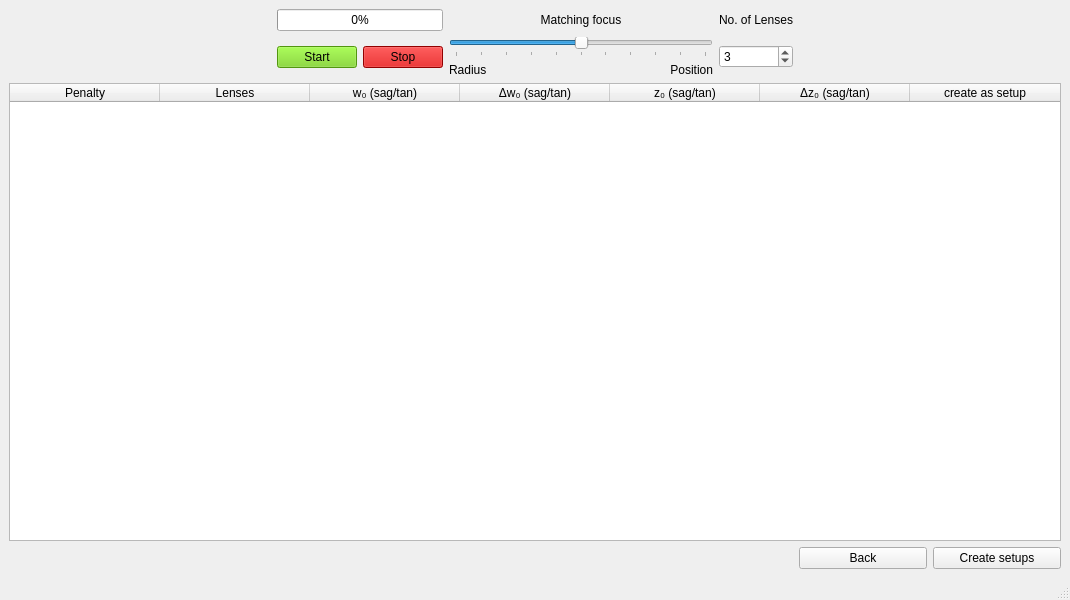
Before: the Qt Designer form assets/modematcher_calculation_window.ui in laserdnice/GRay-CAD-2, drawn with Qt 5.
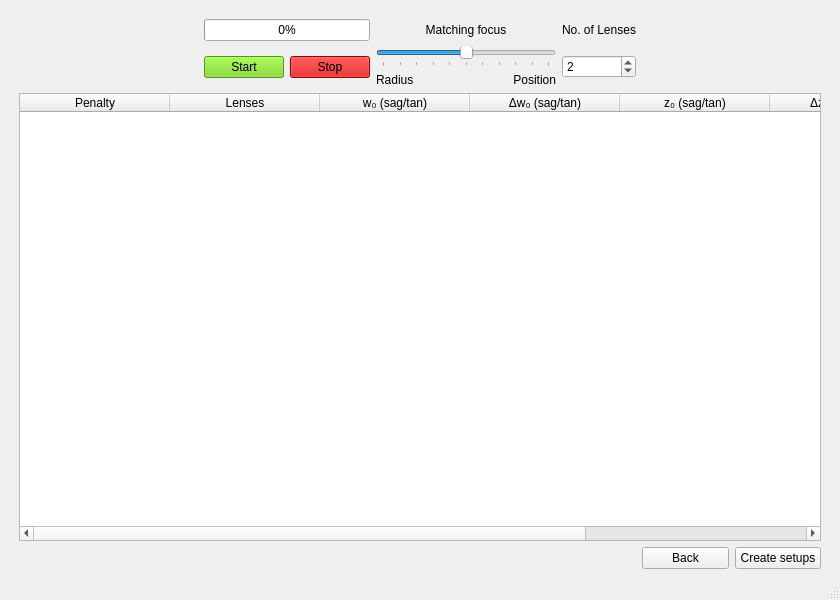
After: the same form once the commit is applied.

Commit message: changed spacing in results of modematcher

What changed in the file:
```diff
--- a/assets/modematcher_calculation_window.ui
+++ b/assets/modematcher_calculation_window.ui
@@ -6,7 +6,7 @@
    <rect>
     <x>0</x>
     <y>0</y>
-    <width>1070</width>
+    <width>840</width>
     <height>600</height>
    </rect>
   </property>
@@ -15,162 +15,7 @@
   </property>
   <widget class="QWidget" name="centralwidget">
    <layout class="QGridLayout" name="gridLayout_2">
-    <item row="1" column="1">
-     <widget class="QPushButton" name="button_optimize">
-      <property name="styleSheet">
-       <string notr="true">background-color: rgb(115, 210, 22);</string>
-      </property>
-      <property name="text">
-       <string>Start</string>
-      </property>
-      <property name="checkable">
-       <bool>false</bool>
-      </property>
-     </widget>
-    </item>
-    <item row="1" column="5">
-     <spacer name="horizontalSpacer_2">
-      <property name="orientation">
-       <enum>Qt::Horizontal</enum>
-      </property>
-      <property name="sizeHint" stdset="0">
-       <size>
-        <width>40</width>
-        <height>20</height>
-       </size>
-      </property>
-     </spacer>
-    </item>
-    <item row="1" column="3">
-     <layout class="QVBoxLayout" name="verticalLayout">
-      <item>
-       <widget class="QSlider" name="weight_slider">
-        <property name="acceptDrops">
-         <bool>false</bool>
-        </property>
-        <property name="maximum">
-         <number>100</number>
-        </property>
-        <property name="singleStep">
-         <number>1</number>
-        </property>
-        <property name="pageStep">
-         <number>1</number>
-        </property>
-        <property name="value">
-         <number>50</number>
-        </property>
-        <property name="orientation">
-         <enum>Qt::Horizontal</enum>
-        </property>
-        <property name="invertedAppearance">
-         <bool>false</bool>
-        </property>
-        <property name="invertedControls">
-         <bool>false</bool>
-        </property>
-        <property name="tickPosition">
-         <enum>QSlider::TicksBelow</enum>
-        </property>
-        <property name="tickInterval">
-         <number>10</number>
-        </property>
-       </widget>
-      </item>
-      <item>
-       <layout class="QHBoxLayout" name="horizontalLayout">
-        <item>
-         <widget class="QLabel" name="label_3">
-          <property name="font">
-           <font>
-            <pointsize>9</pointsize>
-           </font>
-          </property>
-          <property name="text">
-           <string>Radius</string>
-          </property>
-         </widget>
-        </item>
-        <item>
-         <widget class="QLabel" name="label_4">
-          <property name="font">
-           <font>
-            <pointsize>9</pointsize>
-           </font>
-          </property>
-          <property name="text">
-           <string>Position</string>
-          </property>
-          <property name="alignment">
-           <set>Qt::AlignRight|Qt::AlignTrailing|Qt::AlignVCenter</set>
-          </property>
-         </widget>
-        </item>
-       </layout>
-      </item>
-     </layout>
-    </item>
-    <item row="1" column="4">
-     <widget class="QSpinBox" name="lensNumber">
-      <property name="maximum">
-       <number>10</number>
-      </property>
-      <property name="value">
-       <number>3</number>
-      </property>
-     </widget>
-    </item>
-    <item row="1" column="2">
-     <widget class="QPushButton" name="button_stop_optimization">
-      <property name="styleSheet">
-       <string notr="true">background-color: rgb(204, 0, 0);</string>
-      </property>
-      <property name="text">
-       <string>Stop</string>
-      </property>
-     </widget>
-    </item>
-    <item row="0" column="3">
-     <widget class="QLabel" name="label_2">
-      <property name="layoutDirection">
-       <enum>Qt::LeftToRight</enum>
-      </property>
-      <property name="text">
-       <string>Matching focus</string>
-      </property>
-      <property name="alignment">
-       <set>Qt::AlignCenter</set>
-      </property>
-     </widget>
-    </item>
-    <item row="0" column="4">
-     <widget class="QLabel" name="label">
-      <property name="text">
-       <string>No. of Lenses</string>
-      </property>
-     </widget>
-    </item>
-    <item row="0" column="1" colspan="2">
-     <widget class="QProgressBar" name="progressBar">
-      <property name="value">
-       <number>0</number>
-      </property>
-     </widget>
-    </item>
-    <item row="1" column="0">
-     <spacer name="horizontalSpacer">
-      <property name="orientation">
-       <enum>Qt::Horizontal</enum>
-      </property>
-      <property name="sizeHint" stdset="0">
-       <size>
-        <width>40</width>
-        <height>20</height>
-       </size>
-      </property>
-     </spacer>
-    </item>
-    <item row="3" column="0" colspan="6">
+    <item row="4" column="1" colspan="6">
      <widget class="QTableWidget" name="tableResults">
       <property name="sizePolicy">
        <sizepolicy hsizetype="Expanding" vsizetype="MinimumExpanding">
@@ -178,6 +23,12 @@
         <verstretch>0</verstretch>
        </sizepolicy>
       </property>
+      <property name="minimumSize">
+       <size>
+        <width>60</width>
+        <height>6</height>
+       </size>
+      </property>
       <property name="autoFillBackground">
        <bool>false</bool>
       </property>
@@ -233,10 +84,10 @@
        <bool>false</bool>
       </attribute>
       <attribute name="verticalHeaderMinimumSectionSize">
-       <number>50</number>
+       <number>40</number>
       </attribute>
       <attribute name="verticalHeaderDefaultSectionSize">
-       <number>50</number>
+       <number>40</number>
       </attribute>
       <attribute name="verticalHeaderShowSortIndicator" stdset="0">
        <bool>false</bool>
@@ -276,12 +127,25 @@
       </column>
       <column>
        <property name="text">
-        <string>create as setup</string>
+        <string>create setup</string>
        </property>
       </column>
      </widget>
     </item>
-    <item row="4" column="5">
+    <item row="2" column="1">
+     <spacer name="horizontalSpacer">
+      <property name="orientation">
+       <enum>Qt::Horizontal</enum>
+      </property>
+      <property name="sizeHint" stdset="0">
+       <size>
+        <width>40</width>
+        <height>20</height>
+       </size>
+      </property>
+     </spacer>
+    </item>
+    <item row="5" column="6">
      <layout class="QHBoxLayout" name="horizontalLayout_2">
       <item>
        <widget class="QPushButton" name="button_back">
@@ -302,6 +166,196 @@
       </item>
      </layout>
     </item>
+    <item row="0" column="4">
+     <spacer name="verticalSpacer">
+      <property name="orientation">
+       <enum>Qt::Vertical</enum>
+      </property>
+      <property name="sizeType">
+       <enum>QSizePolicy::Fixed</enum>
+      </property>
+      <property name="sizeHint" stdset="0">
+       <size>
+        <width>20</width>
+        <height>10</height>
+       </size>
+      </property>
+     </spacer>
+    </item>
+    <item row="2" column="3">
+     <widget class="QPushButton" name="button_stop_optimization">
+      <property name="styleSheet">
+       <string notr="true">background-color: rgb(204, 0, 0);</string>
+      </property>
+      <property name="text">
+       <string>Stop</string>
+      </property>
+     </widget>
+    </item>
+    <item row="1" column="5">
+     <widget class="QLabel" name="label">
+      <property name="text">
+       <string>No. of Lenses</string>
+      </property>
+     </widget>
+    </item>
+    <item row="2" column="4">
+     <layout class="QVBoxLayout" name="verticalLayout">
+      <item>
+       <widget class="QSlider" name="weight_slider">
+        <property name="acceptDrops">
+         <bool>false</bool>
+        </property>
+        <property name="maximum">
+         <number>100</number>
+        </property>
+        <property name="singleStep">
+         <number>1</number>
+        </property>
+        <property name="pageStep">
+         <number>1</number>
+        </property>
+        <property name="value">
+         <number>50</number>
+        </property>
+        <property name="orientation">
+         <enum>Qt::Horizontal</enum>
+        </property>
+        <property name="invertedAppearance">
+         <bool>false</bool>
+        </property>
+        <property name="invertedControls">
+         <bool>false</bool>
+        </property>
+        <property name="tickPosition">
+         <enum>QSlider::TicksBelow</enum>
+        </property>
+        <property name="tickInterval">
+         <number>10</number>
+        </property>
+       </widget>
+      </item>
+      <item>
+       <layout class="QHBoxLayout" name="horizontalLayout">
+        <item>
+         <widget class="QLabel" name="label_3">
+          <property name="font">
+           <font>
+            <pointsize>9</pointsize>
+           </font>
+          </property>
+          <property name="text">
+           <string>Radius</string>
+          </property>
+         </widget>
+        </item>
+        <item>
+         <widget class="QLabel" name="label_4">
+          <property name="font">
+           <font>
+            <pointsize>9</pointsize>
+           </font>
+          </property>
+          <property name="text">
+           <string>Position</string>
+          </property>
+          <property name="alignment">
+           <set>Qt::AlignRight|Qt::AlignTrailing|Qt::AlignVCenter</set>
+          </property>
+         </widget>
+        </item>
+       </layout>
+      </item>
+     </layout>
+    </item>
+    <item row="2" column="5">
+     <widget class="QSpinBox" name="lensNumber">
+      <property name="maximum">
+       <number>10</number>
+      </property>
+      <property name="value">
+       <number>2</number>
+      </property>
+     </widget>
+    </item>
+    <item row="2" column="2">
+     <widget class="QPushButton" name="button_optimize">
+      <property name="styleSheet">
+       <string notr="true">background-color: rgb(115, 210, 22);</string>
+      </property>
+      <property name="text">
+       <string>Start</string>
+      </property>
+      <property name="checkable">
+       <bool>false</bool>
+      </property>
+     </widget>
+    </item>
+    <item row="2" column="6">
+     <spacer name="horizontalSpacer_2">
+      <property name="orientation">
+       <enum>Qt::Horizontal</enum>
+      </property>
+      <property name="sizeHint" stdset="0">
+       <size>
+        <width>40</width>
+        <height>20</height>
+       </size>
+      </property>
+     </spacer>
+    </item>
+    <item row="1" column="4">
+     <widget class="QLabel" name="label_2">
+      <property name="layoutDirection">
+       <enum>Qt::LeftToRight</enum>
+      </property>
+      <property name="text">
+       <string>Matching focus</string>
+      </property>
+      <property name="alignment">
+       <set>Qt::AlignCenter</set>
+      </property>
+     </widget>
+    </item>
+    <item row="1" column="2" colspan="2">
+     <widget class="QProgressBar" name="progressBar">
+      <property name="value">
+       <number>0</number>
+      </property>
+     </widget>
+    </item>
+    <item row="5" column="7">
+     <spacer name="horizontalSpacer_3">
+      <property name="orientation">
+       <enum>Qt::Horizontal</enum>
+      </property>
+      <property name="sizeType">
+       <enum>QSizePolicy::Fixed</enum>
+      </property>
+      <property name="sizeHint" stdset="0">
+       <size>
+        <width>10</width>
+        <height>20</height>
+       </size>
+      </property>
+     </spacer>
+    </item>
+    <item row="2" column="0">
+     <spacer name="horizontalSpacer_4">
+      <property name="orientation">
+       <enum>Qt::Horizontal</enum>
+      </property>
+      <property name="sizeType">
+       <enum>QSizePolicy::Fixed</enum>
+      </property>
+      <property name="sizeHint" stdset="0">
+       <size>
+        <width>10</width>
+        <height>20</height>
+       </size>
+      </property>
+     </spacer>
+    </item>
    </layout>
   </widget>
   <widget class="QStatusBar" name="statusbar"/>
```
The commit also changes 1 other file.
